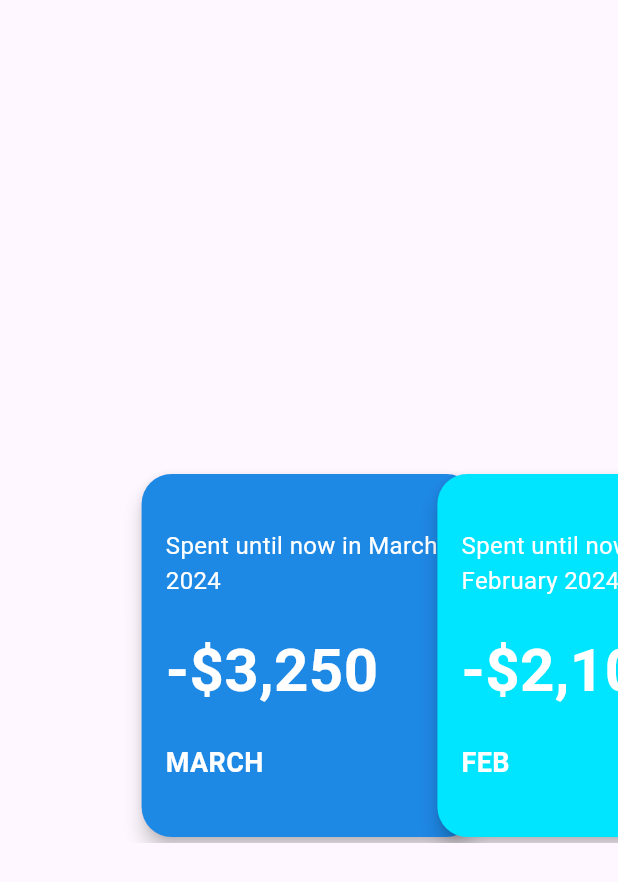
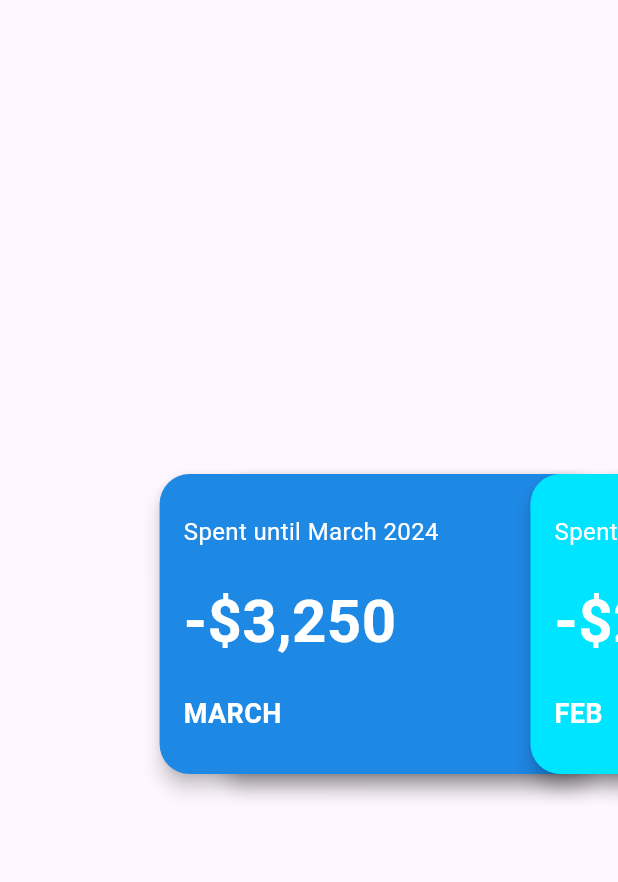
Before and after one commit to Shiren-C-S/Scrollable_cards, a Flutter app: the screen it shows after launch, on a phone screen of 412 x 824 dp. Shown: the top 882 px of the screen. Run offline on Flutter 3.47's test engine with Material 3 defaults, Android fonts, the phone set to English and light mode, and no system bars.

Commit message:
Update main.dart

```diff
--- a/lib/main.dart
+++ b/lib/main.dart
@@ -20,37 +20,80 @@ class MyApp extends StatelessWidget {
 
 class SwipeableCards extends StatelessWidget {
   final List<Map<String, String>> monthData = [
-    {"month": "MARCH", "amount": "-\$3,250", "description": "Spent until now in March 2024", "color": "0xFF1E88E5"},
-    {"month": "FEB", "amount": "-\$2,100", "description": "Spent until now in February 2024", "color": "0xFF00E5FF"},
-    {"month": "JAN", "amount": "-\$1,850", "description": "Spent until now in January 2024", "color": "0xFFFFC107"},
-    {"month": "DEC", "amount": "-\$4,200", "description": "Spent until now in December 2023", "color": "0xFFFF5722"},
-    {"month": "NOV", "amount": "-\$3,000", "description": "Spent until now in November 2023", "color": "0xFF8E24AA"},
-    {"month": "OCT", "amount": "-\$2,500", "description": "Spent until now in October 2023", "color": "0xFF00C853"},
+    {"month": "MARCH", "amount": "-\$3,250", "description": "Spent until March 2024", "color": "0xFF1E88E5"},
+    {"month": "FEB", "amount": "-\$2,100", "description": "Spent until February 2024", "color": "0xFF00E5FF"},
+    {"month": "JAN", "amount": "-\$1,850", "description": "Spent until January 2024", "color": "0xFFFFC107"},
+    {"month": "DEC", "amount": "-\$4,200", "description": "Spent until December 2023", "color": "0xFFFF5722"},
+    {"month": "NOV", "amount": "-\$3,000", "description": "Spent until November 2023", "color": "0xFF8E24AA"},
+    {"month": "OCT", "amount": "-\$2,500", "description": "Spent until October 2023", "color": "0xFF00C853"},
   ];
 
   @override
   Widget build(BuildContext context) {
     return Center(
       child: SizedBox(
-        height: 250, // Fixed height for the cards
+        height: 250,
         child: PageView.builder(
           itemCount: monthData.length,
-          controller: PageController(viewportFraction: 0.6), // Adjusted for overlap (50% visible)
+          controller: PageController(viewportFraction: 0.6),
           itemBuilder: (context, index) {
             final cardData = monthData[index];
-            return Transform.translate(
-              offset: Offset(-50.0 * index, 0), // 50px overlap, adjust based on how much overlap you want
+            return Padding(
+              padding: const EdgeInsets.symmetric(horizontal: 10.0),
+              child: Stack(
+                clipBehavior: Clip.none,
+                children: [
+                  if (index < monthData.length - 1)
+                    Positioned(
+                      left: 50.0,
+                      child: Card(
+                        shape: RoundedRectangleBorder(borderRadius: BorderRadius.circular(20)),
+                        color: Color(int.parse(monthData[index + 1]['color']!)),
+                        elevation: 5,
+                        child: Container(
+                          width: 250,
+                          height: 200,
                           child: Padding(
-                padding: const EdgeInsets.symmetric(horizontal: 8.0),
-                child: Stack(
+                            padding: const EdgeInsets.all(16.0),
+                            child: Column(
+                              crossAxisAlignment: CrossAxisAlignment.start,
+                              mainAxisAlignment: MainAxisAlignment.center,
                               children: [
+                                Text(
+                                  monthData[index + 1]['description']!,
+                                  style: TextStyle(color: Colors.white, fontSize: 16),
+                                ),
+                                SizedBox(height: 20),
+                                Text(
+                                  monthData[index + 1]['amount']!,
+                                  style: TextStyle(
+                                      color: Colors.white,
+                                      fontSize: 40,
+                                      fontWeight: FontWeight.bold),
+                                ),
+                                SizedBox(height: 20),
+                                Text(
+                                  monthData[index + 1]['month']!,
+                                  style: TextStyle(
+                                      color: Colors.white,
+                                      fontSize: 18,
+                                      fontWeight: FontWeight.bold),
+                                ),
+                              ],
+                            ),
+                          ),
+                        ),
+                      ),
+                    ),
                   Positioned(
+                    left: 10,
                     child: Card(
                       shape: RoundedRectangleBorder(borderRadius: BorderRadius.circular(20)),
                       color: Color(int.parse(cardData['color']!)),
                       elevation: 5,
                       child: Container(
-                          width: 250, // Adjusted width for the cards to fit the overlap
+                        width: 300,
+                        height: 200,
                         child: Padding(
                           padding: const EdgeInsets.all(16.0),
                           child: Column(
@@ -85,7 +128,6 @@ class SwipeableCards extends StatelessWidget {
                   ),
                 ],
               ),
-              ),
             );
           },
         ),
```
Lines whose indentation alone changed are shown as unchanged.
